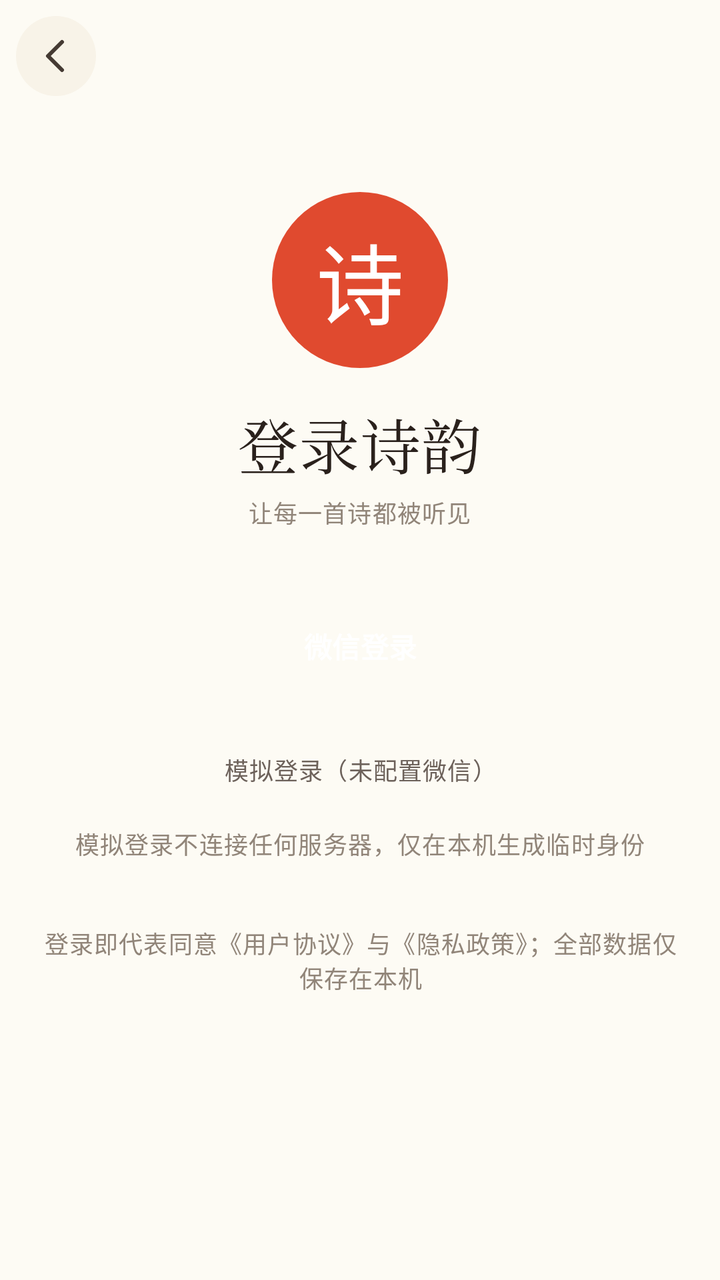
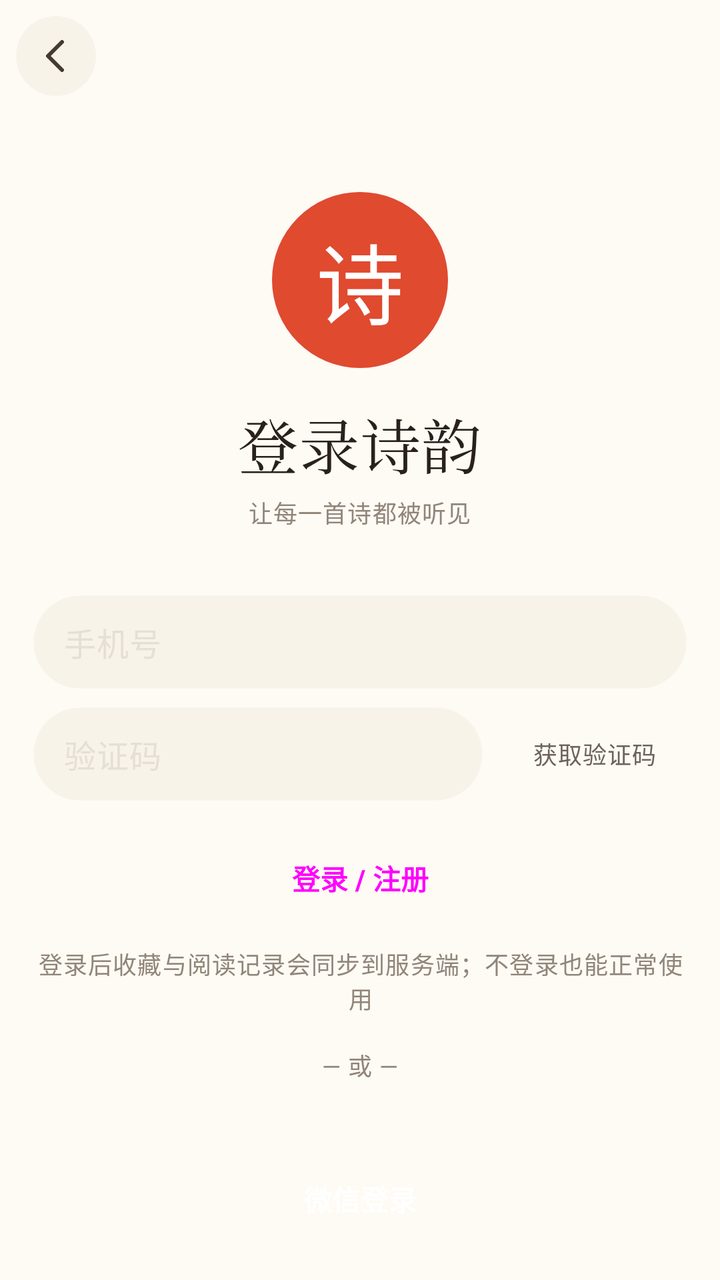

An Android layout rendered at two revisions. The XML below is the earlier revision; the diff shows what the commit changed to produce the second picture.
<!-- AndroidManifest.xml: activity theme Theme.Poetry -->
<!-- res/layout/activity_login.xml -->
<?xml version="1.0" encoding="utf-8"?>
<LinearLayout xmlns:android="http://schemas.android.com/apk/res/android"
    android:layout_width="match_parent"
    android:layout_height="match_parent"
    android:background="?android:attr/colorBackground"
    android:orientation="vertical">

    
    <LinearLayout
        android:layout_width="match_parent"
        android:layout_height="wrap_content"
        android:gravity="center_vertical"
        android:orientation="horizontal"
        android:paddingStart="@dimen/space_2"
        android:paddingTop="@dimen/space_2"
        android:paddingEnd="@dimen/space_2"
        android:paddingBottom="@dimen/space_2">

        <ImageButton
            android:id="@+id/backButton"
            style="@style/Widget.Poetry.IconButton"
            android:layout_width="@dimen/size_icon_button"
            android:layout_height="@dimen/size_icon_button"
            android:contentDescription="@string/cd_back"
            android:src="@drawable/ic_back" />
    </LinearLayout>

    <androidx.core.widget.NestedScrollView
        android:layout_width="match_parent"
        android:layout_height="0dp"
        android:layout_weight="1"
        android:clipToPadding="false"
        android:fillViewport="true">

        <LinearLayout
            android:layout_width="match_parent"
            android:layout_height="wrap_content"
            android:gravity="center_horizontal"
            android:orientation="vertical"
            android:paddingStart="@dimen/page_margin"
            android:paddingTop="@dimen/space_10"
            android:paddingEnd="@dimen/page_margin"
            android:paddingBottom="@dimen/space_8">

            
            <TextView
                android:id="@+id/loginSeal"
                android:layout_width="88dp"
                android:layout_height="88dp"
                android:background="@drawable/bg_circle"
                android:backgroundTint="?attr/colorPrimary"
                android:gravity="center"
                android:includeFontPadding="false"
                android:text="@string/login_seal_char"
                android:textColor="@color/on_primary"
                android:textSize="44sp" />

            <TextView
                android:layout_width="wrap_content"
                android:layout_height="wrap_content"
                android:layout_marginTop="@dimen/space_4"
                android:text="@string/login_title"
                android:textAppearance="@style/TextAppearance.Poetry.PageTitle" />

            <TextView
                android:layout_width="wrap_content"
                android:layout_height="wrap_content"
                android:layout_marginTop="@dimen/space_1"
                android:text="@string/login_slogan"
                android:textAppearance="@style/TextAppearance.Poetry.CaptionWeak" />

            
            <Button
                android:id="@+id/loginWechat"
                style="@style/Widget.Poetry.PrimaryButton"
                android:layout_width="match_parent"
                android:layout_height="52dp"
                android:layout_marginTop="@dimen/space_8"
                android:backgroundTint="@color/wx_green"
                android:drawablePadding="@dimen/space_2"
                android:text="@string/login_wechat"
                android:textColor="@color/white" />

            
            <Button
                android:id="@+id/loginMock"
                style="@style/Widget.Poetry.ToolButton"
                android:layout_width="match_parent"
                android:layout_height="48dp"
                android:layout_marginTop="@dimen/space_3"
                android:text="@string/login_mock" />

            <TextView
                android:id="@+id/loginMockNote"
                android:layout_width="wrap_content"
                android:layout_height="wrap_content"
                android:layout_marginTop="@dimen/space_1"
                android:text="@string/login_mock_note"
                android:textAppearance="@style/TextAppearance.Poetry.CaptionWeak" />

            <TextView
                android:layout_width="match_parent"
                android:layout_height="wrap_content"
                android:layout_marginTop="@dimen/space_8"
                android:gravity="center"
                android:text="@string/login_agreement"
                android:textAppearance="@style/TextAppearance.Poetry.CaptionWeak" />
        </LinearLayout>
    </androidx.core.widget.NestedScrollView>
</LinearLayout>
<!-- resources referenced by this layout -->
<resources>
  <color name="on_primary">#FFFFFFFF</color>
  <color name="white">#FFFFFFFF</color>
  <color name="wx_green">#FF07C160</color>
  <dimen name="page_margin">16dp</dimen>
  <dimen name="size_icon_button">40dp</dimen>
  <dimen name="space_1">4dp</dimen>
  <dimen name="space_10">40dp</dimen>
  <dimen name="space_2">8dp</dimen>
  <dimen name="space_3">12dp</dimen>
  <dimen name="space_4">16dp</dimen>
  <dimen name="space_8">32dp</dimen>
  <string name="cd_back">返回</string>
  <string name="login_agreement">登录即代表同意《用户协议》与《隐私政策》；全部数据仅保存在本机</string>
  <string name="login_mock">模拟登录（未配置微信）</string>
  <string name="login_mock_note">模拟登录不连接任何服务器，仅在本机生成临时身份</string>
  <string name="login_seal_char">诗</string>
  <string name="login_slogan">让每一首诗都被听见</string>
  <string name="login_title">登录诗韵</string>
  <string name="login_wechat">微信登录</string>
  <style name="TextAppearance.Poetry.CaptionWeak" parent="TextAppearance.Poetry.Caption">
          <item name="android:textColor">@color/ink_400</item>
      </style>
  <style name="TextAppearance.Poetry.Caption" parent="TextAppearance.Material3.BodySmall">
          <item name="android:textSize">@dimen/text_xs</item>
          <item name="android:textColor">@color/ink_500</item>
      </style>
  <color name="ink_400">#FF918579</color>
  <dimen name="text_xxl">30sp</dimen>
  <color name="ink_900">#FF2A211C</color>
  <color name="ink_700">#FF453A33</color>
  <string name="cd_theme">切换深浅色</string>
  <style name="TextAppearance.Poetry.Button" parent="TextAppearance.Material3.LabelLarge">
          <item name="android:textSize">@dimen/text_sm</item>
          <item name="android:textStyle">bold</item>
      </style>
  <color name="color_primary">@color/zhuhong_500</color>
  <dimen name="radius_full">999dp</dimen>
  <color name="color_accent">@color/shiqing_500</color>
  <color name="surface_1">#FFFFFDF9</color>
  <color name="surface_2">#FFF8F3E8</color>
  <color name="ink_500">#FF6D625B</color>
  <color name="line">#FFE6DFD8</color>
  <color name="paper">#FFFDFBF4</color>
  <dimen name="text_xs">12sp</dimen>
  <dimen name="text_sm">14sp</dimen>
  <color name="zhuhong_500">#FFE04A2F</color>
  <color name="shiqing_500">#FF3D86A8</color>
  <!-- unchanged entries left out for length: 9 -->
</resources>

<!-- the commit's change to res/layout/activity_login.xml (unified diff, before → after) -->
@@ -70,6 +70,91 @@
                 android:textAppearance="@style/TextAppearance.Poetry.CaptionWeak" />
 
             
+            <LinearLayout
+                android:id="@+id/phoneLoginBlock"
+                android:layout_width="match_parent"
+                android:layout_height="wrap_content"
+                android:layout_marginTop="@dimen/space_8"
+                android:orientation="vertical">
+
+                <EditText
+                    android:id="@+id/loginPhone"
+                    android:layout_width="match_parent"
+                    android:layout_height="48dp"
+                    android:background="@drawable/bg_search_field_selector"
+                    android:digits="0123456789"
+                    android:hint="@string/login_phone_hint"
+                    android:importantForAutofill="no"
+                    android:inputType="phone"
+                    android:maxLength="11"
+                    android:paddingStart="@dimen/space_4"
+                    android:paddingEnd="@dimen/space_4"
+                    android:singleLine="true"
+                    android:textAppearance="@style/TextAppearance.Poetry.Body"
+                    android:textColorHint="?attr/colorOutline" />
+
+                <LinearLayout
+                    android:layout_width="match_parent"
+                    android:layout_height="wrap_content"
+                    android:layout_marginTop="@dimen/space_2"
+                    android:gravity="center_vertical"
+                    android:orientation="horizontal">
+
+                    <EditText
+                        android:id="@+id/loginCode"
+                        android:layout_width="0dp"
+                        android:layout_height="48dp"
+                        android:layout_weight="1"
+                        android:background="@drawable/bg_search_field_selector"
+                        android:digits="0123456789"
+                        android:hint="@string/login_code_hint"
+                        android:importantForAutofill="no"
+                        android:inputType="number"
+                        android:maxLength="6"
+                        android:paddingStart="@dimen/space_4"
+                        android:paddingEnd="@dimen/space_4"
+                        android:singleLine="true"
+                        android:textAppearance="@style/TextAppearance.Poetry.Body"
+                        android:textColorHint="?attr/colorOutline" />
+
+                    <Button
+                        android:id="@+id/loginSendCode"
+                        style="@style/Widget.Poetry.ToolButton"
+                        android:layout_width="wrap_content"
+                        android:layout_height="48dp"
+                        android:layout_marginStart="@dimen/space_2"
+                        android:minWidth="0dp"
+                        android:text="@string/login_send_code" />
+                </LinearLayout>
+
+                <Button
+                    android:id="@+id/loginPhoneSubmit"
+                    style="@style/Widget.Poetry.PrimaryButton"
+                    android:layout_width="match_parent"
+                    android:layout_height="52dp"
+                    android:layout_marginTop="@dimen/space_3"
+                    android:text="@string/login_phone_submit" />
+
+                <TextView
+                    android:id="@+id/loginPhoneNote"
+                    android:layout_width="match_parent"
+                    android:layout_height="wrap_content"
+                    android:layout_marginTop="@dimen/space_2"
+                    android:gravity="center"
+                    android:text="@string/login_phone_note"
+                    android:textAppearance="@style/TextAppearance.Poetry.CaptionWeak" />
+            </LinearLayout>
+
+            <TextView
+                android:id="@+id/loginOrDivider"
+                android:layout_width="match_parent"
+                android:layout_height="wrap_content"
+                android:layout_marginTop="@dimen/space_4"
+                android:gravity="center"
+                android:text="@string/login_or"
+                android:textAppearance="@style/TextAppearance.Poetry.CaptionWeak" />
+
+            
             <Button
                 android:id="@+id/loginWechat"
                 style="@style/Widget.Poetry.PrimaryButton"
<!-- resource entries referenced after the edit -->
@@ -11,17 +11,55 @@
   <dimen name="space_3">12dp</dimen>
   <dimen name="space_4">16dp</dimen>
   <dimen name="space_8">32dp</dimen>
+  <!-- drawable bg_search_field_selector (drawable) -->
+  <?xml version="1.0" encoding="utf-8"?>
+  <selector xmlns:android="http://schemas.android.com/apk/res/android">
+      <item android:drawable="@drawable/bg_search_field_focused" android:state_focused="true" />
+      <item android:drawable="@drawable/bg_search_field" />
+  </selector>
   <string name="cd_back">返回</string>
-  <string name="login_agreement">登录即代表同意《用户协议》与《隐私政策》；全部数据仅保存在本机</string>
+  <string name="login_agreement">登录即代表同意《用户协议》与《隐私政策》</string>
+  <string name="login_code_hint">验证码</string>
   <string name="login_mock">模拟登录（未配置微信）</string>
   <string name="login_mock_note">模拟登录不连接任何服务器，仅在本机生成临时身份</string>
+  <string name="login_or">— 或 —</string>
+  <string name="login_phone_hint">手机号</string>
+  <string name="login_phone_note">登录后收藏与阅读记录会同步到服务端；不登录也能正常使用</string>
+  <string name="login_phone_submit">登录 / 注册</string>
   <string name="login_seal_char">诗</string>
+  <string name="login_send_code">获取验证码</string>
   <string name="login_slogan">让每一首诗都被听见</string>
   <string name="login_title">登录诗韵</string>
   <string name="login_wechat">微信登录</string>
+  <style name="TextAppearance.Poetry.Body" parent="TextAppearance.Material3.BodyMedium">
+          <item name="android:textSize">@dimen/text_base</item>
+          <item name="android:textColor">@color/ink_700</item>
+          <item name="android:lineSpacingExtra">@dimen/line_spacing_body</item>
+      </style>
   <style name="TextAppearance.Poetry.CaptionWeak" parent="TextAppearance.Poetry.Caption">
           <item name="android:textColor">@color/ink_400</item>
       </style>
+  <!-- drawable bg_search_field_focused (drawable) -->
+  <?xml version="1.0" encoding="utf-8"?>
+  <shape xmlns:android="http://schemas.android.com/apk/res/android"
+      android:shape="rectangle">
+      <corners android:radius="@dimen/radius_full" />
+      <solid android:color="?attr/colorSurface" />
+      <stroke
+          android:width="1.5dp"
+          android:color="?attr/colorPrimary" />
+  </shape>
+  <!-- drawable bg_search_field (drawable) -->
+  <?xml version="1.0" encoding="utf-8"?>
+  <shape xmlns:android="http://schemas.android.com/apk/res/android"
+      android:shape="rectangle">
+      <corners android:radius="@dimen/radius_full" />
+      <solid android:color="?attr/colorSurfaceVariant" />
+      <stroke
+          android:width="1.5dp"
+          android:color="@android:color/transparent" />
+  </shape>
+  <dimen name="text_base">16sp</dimen>
   <style name="TextAppearance.Poetry.Caption" parent="TextAppearance.Material3.BodySmall">
           <item name="android:textSize">@dimen/text_xs</item>
           <item name="android:textColor">@color/ink_500</item>
@@ -30,6 +68,7 @@
   <dimen name="text_xxl">30sp</dimen>
   <color name="ink_900">#FF2A211C</color>
   <color name="ink_700">#FF453A33</color>
+  <dimen name="line_spacing_body">4dp</dimen>
   <string name="cd_theme">切换深浅色</string>
   <style name="TextAppearance.Poetry.Button" parent="TextAppearance.Material3.LabelLarge">
           <item name="android:textSize">@dimen/text_sm</item>
